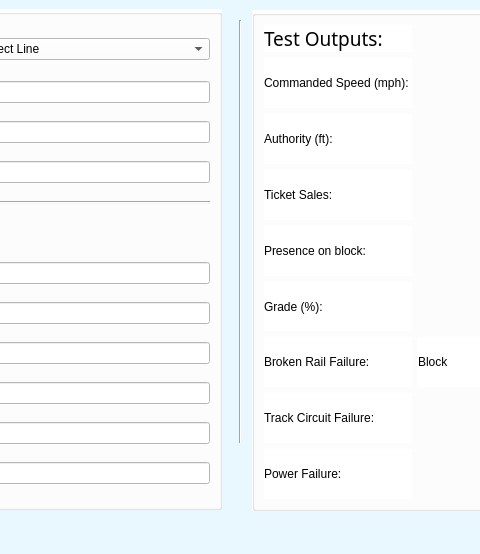
Above: Track Model/testbench_trackmodel.ui from asmithie13/ECE-1140 before the change; both pictures show x 218 to 698 and y 0 to 554 of the 884 by 554 pixel window. Below: the same form after it.
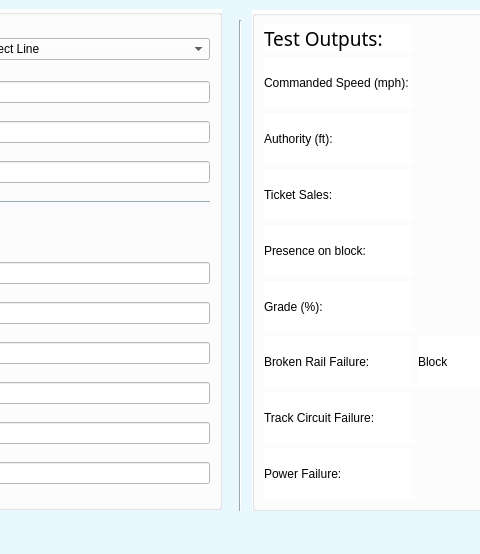
That is the form after the change.

Diff of the .ui file:
```diff
--- a/Track Model/testbench_trackmodel.ui
+++ b/Track Model/testbench_trackmodel.ui
@@ -650,7 +650,7 @@
       <x>450</x>
       <y>20</y>
       <width>16</width>
-      <height>423</height>
+      <height>491</height>
      </rect>
     </property>
     <property name="orientation">
```
